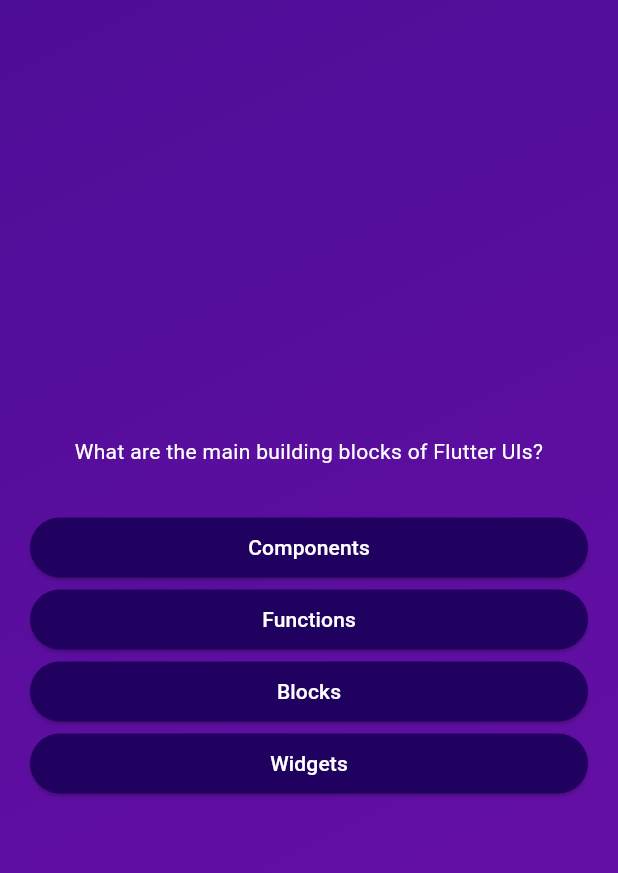
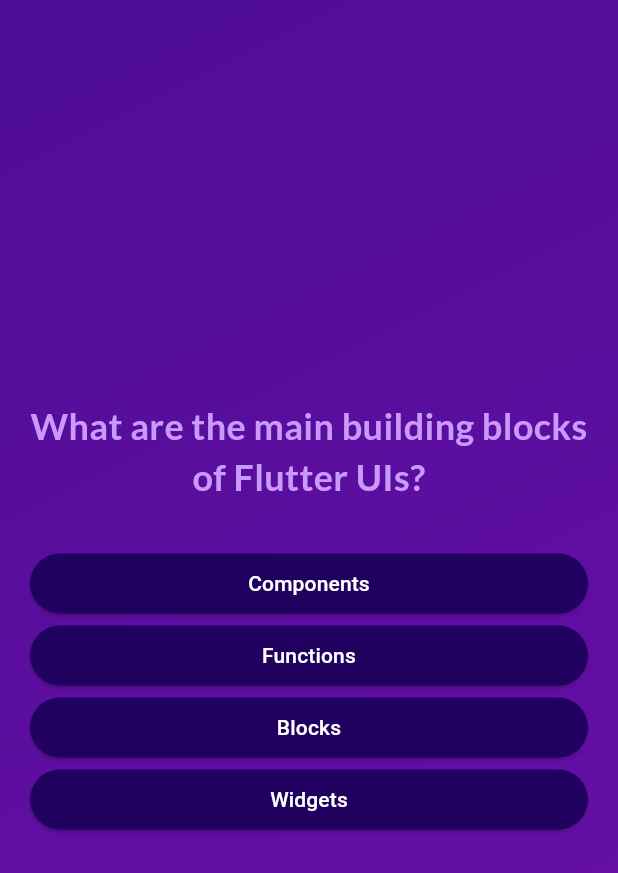
Before and after one commit to adala-wanyande/flutter-quiz-app, a Flutter app: the screen it shows after launch, after a tap on "Start Quiz", on a phone screen of 412 x 824 dp. Shown: the top 873 px of the screen. Run offline on Flutter 3.47's test engine with Material 3 defaults, Android fonts, the phone set to English and light mode, and no system bars; our stand-ins replace google_fonts.

Commit message:
style: implement button and start screen styling
import google fonts package

```diff
--- a/lib/answer_button.dart
+++ b/lib/answer_button.dart
@@ -24,7 +24,10 @@ class AnswerButton extends StatelessWidget {
           shape: RoundedRectangleBorder(
             borderRadius: BorderRadius.circular(40),
           )),
-      child: Text(answerText),
+      child: Text(
+        answerText,
+        textAlign: TextAlign.center,
+      ),
     );
   }
 }
--- a/lib/questions_screen.dart
+++ b/lib/questions_screen.dart
@@ -1,4 +1,5 @@
 import 'package:flutter/material.dart';
+import 'package:google_fonts/google_fonts.dart';
 import 'package:quiz_app/answer_button.dart';
 // import 'package:quiz_app/models/quiz_question.dart';
 import 'package:quiz_app/data/questions.dart';
@@ -33,7 +34,11 @@ class _QuestionsScreenState extends State<QuestionsScreen> {
           children: [
             Text(
               currentQuestion.text,
-              style: const TextStyle(color: Colors.white),
+              style: GoogleFonts.lato(
+                color: const Color.fromARGB(255, 201, 153, 251),
+                fontSize: 24,
+                fontWeight: FontWeight.bold,
+              ),
               textAlign: TextAlign.center,
             ),
             const SizedBox(height: 30),
--- a/lib/start_screen.dart
+++ b/lib/start_screen.dart
@@ -1,4 +1,5 @@
 import 'package:flutter/material.dart';
+import 'package:google_fonts/google_fonts.dart';
 
 class StartScreen extends StatelessWidget {
   const StartScreen(this.startQuiz, {super.key});
@@ -14,10 +15,10 @@ class StartScreen extends StatelessWidget {
           Image.asset('assets/images/quiz-logo.png',
               width: 300, color: const Color.fromARGB(150, 255, 255, 255)),
           const SizedBox(height: 80),
-          const Text(
+          Text(
             'Learn Flutter the fun way!',
-            style: TextStyle(
-              color: Color.fromARGB(255, 237, 223, 252),
+            style: GoogleFonts.lato(
+              color: const Color.fromARGB(255, 237, 223, 252),
               fontSize: 24,
             ),
           ),
--- a/pubspec.yaml
+++ b/pubspec.yaml
@@ -35,6 +35,7 @@ dependencies:
   # The following adds the Cupertino Icons font to your application.
   # Use with the CupertinoIcons class for iOS style icons.
   cupertino_icons: ^1.0.2
+  google_fonts: ^6.1.0
 
 dev_dependencies:
   flutter_test:
```
Also changed, not shown: pubspec.lock.
